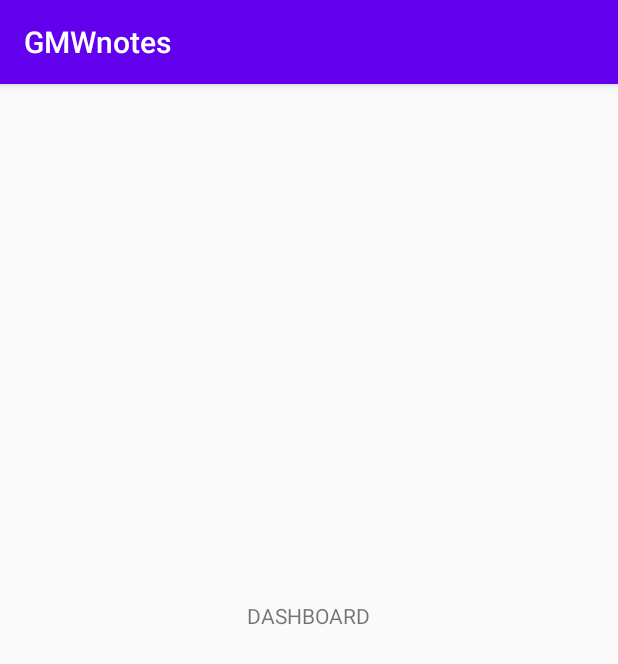
After one commit to mateusmariano/GMWnotes, an Android app: the DashboardUser screen opened directly, with no data from a screen before it, on a phone screen of 412 x 824 dp. The commit adds this screen. Shown: the top 664 px of the screen. Run offline under Robolectric (Android 15) with nearby library versions, the phone set to English and light mode, and no system bars.

Commit message:
Adição de Dashboard
Adição da activity 'Dashboard' e sua transição pelo login

```diff
--- a/app/src/main/AndroidManifest.xml
+++ b/app/src/main/AndroidManifest.xml
@@ -9,6 +9,7 @@
         android:roundIcon="@mipmap/ic_launcher_round"
         android:supportsRtl="true"
         android:theme="@style/AppTheme">
+        <activity android:name=".DashboardUser"></activity>
         <activity
             android:name=".ui.login.LoginActivity"
             android:label="@string/app_name">
--- /dev/null
+++ b/app/src/main/java/com/example/gmwnotes/DashboardUser.java
@@ -0,0 +1,14 @@
+package com.example.gmwnotes;
+
+import androidx.appcompat.app.AppCompatActivity;
+
+import android.os.Bundle;
+
+public class DashboardUser extends AppCompatActivity {
+
+    @Override
+    protected void onCreate(Bundle savedInstanceState) {
+        super.onCreate(savedInstanceState);
+        setContentView(R.layout.activity_dashboard_user);
+    }
+}
--- a/app/src/main/java/com/example/gmwnotes/ui/login/LoginActivity.java
+++ b/app/src/main/java/com/example/gmwnotes/ui/login/LoginActivity.java
@@ -5,6 +5,7 @@ import android.app.Activity;
 import androidx.lifecycle.Observer;
 import androidx.lifecycle.ViewModelProviders;
 
+import android.content.Intent;
 import android.os.Bundle;
 
 import androidx.annotation.Nullable;
@@ -22,6 +23,7 @@ import android.widget.ProgressBar;
 import android.widget.TextView;
 import android.widget.Toast;
 
+import com.example.gmwnotes.DashboardUser;
 import com.example.gmwnotes.R;
 import com.example.gmwnotes.ui.login.LoginViewModel;
 import com.example.gmwnotes.ui.login.LoginViewModelFactory;
@@ -69,14 +71,16 @@ public class LoginActivity extends AppCompatActivity {
                     showLoginFailed(loginResult.getError());
                 }
                 if (loginResult.getSuccess() != null) {
-                    updateUiWithUser(loginResult.getSuccess());
+                   // updateUiWithUser(loginResult.getSuccess());
+                    openDashboard();
                 }
                 setResult(Activity.RESULT_OK);
 
                 //Complete and destroy login activity once successful
-                finish();
+              //  finish();
             }
         });
+
 
         TextWatcher afterTextChangedListener = new TextWatcher() {
             @Override
@@ -118,7 +122,12 @@ public class LoginActivity extends AppCompatActivity {
             }
         });
     }
-
+    public void openDashboard(){
+        String welcome = "Bem vindo malandro!" ;
+        Toast.makeText(getApplicationContext(), welcome, Toast.LENGTH_LONG).show();
+        Intent intent = new Intent(this, DashboardUser.class);
+        startActivity(intent);
+    }
     private void updateUiWithUser(LoggedInUserView model) {
         String welcome = getString(R.string.welcome) + model.getDisplayName();
         // TODO : initiate successful logged in experience
--- /dev/null
+++ b/app/src/main/res/layout/activity_dashboard_user.xml
@@ -0,0 +1,24 @@
+<?xml version="1.0" encoding="utf-8"?>
+<androidx.constraintlayout.widget.ConstraintLayout xmlns:android="http://schemas.android.com/apk/res/android"
+    xmlns:app="http://schemas.android.com/apk/res-auto"
+    xmlns:tools="http://schemas.android.com/tools"
+    android:layout_width="match_parent"
+    android:layout_height="match_parent"
+    tools:context=".DashboardUser">
+
+    <TextView
+        android:id="@+id/textView"
+        android:layout_width="wrap_content"
+        android:layout_height="wrap_content"
+        android:layout_marginStart="164dp"
+        android:layout_marginLeft="164dp"
+        android:layout_marginTop="326dp"
+        android:layout_marginEnd="165dp"
+        android:layout_marginRight="165dp"
+        android:layout_marginBottom="386dp"
+        android:text="DASHBOARD"
+        app:layout_constraintBottom_toBottomOf="parent"
+        app:layout_constraintEnd_toEndOf="parent"
+        app:layout_constraintStart_toStartOf="parent"
+        app:layout_constraintTop_toTopOf="parent" />
+</androidx.constraintlayout.widget.ConstraintLayout>
```
